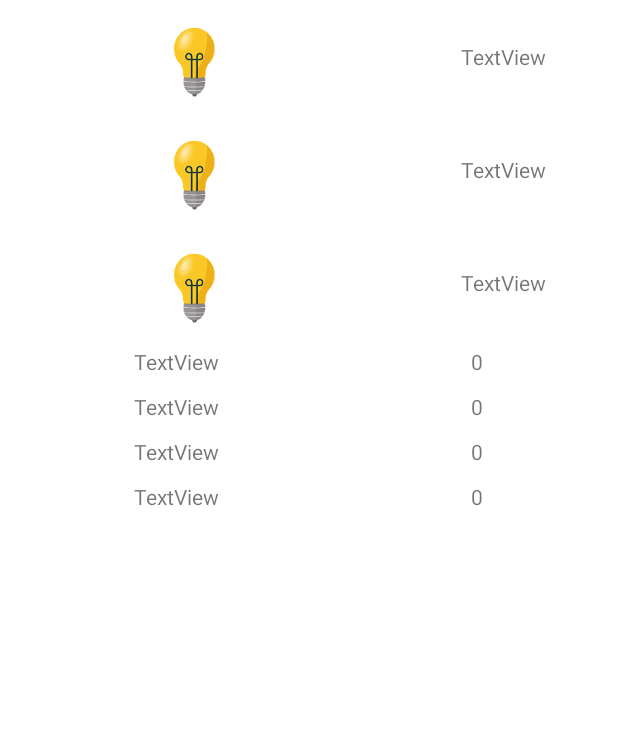
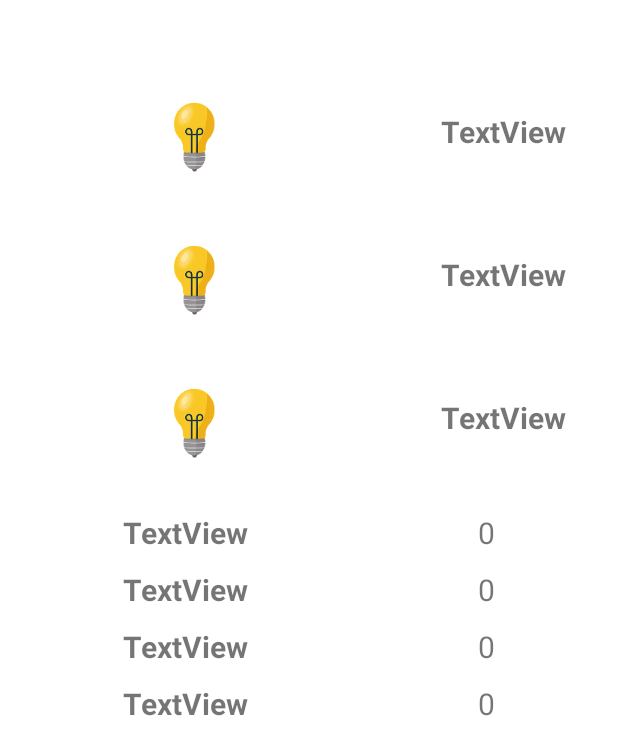
Before and after one commit to hoanguyennho35/display_luanvan, an Android app: the layout activity_main.xml on its own in the app's theme, with its tools: preview values and no code run, on a phone screen of 412 x 824 dp. Shown: the top 755 px of the screen. Run offline under Robolectric (Android 15) with nearby library versions, the phone set to English and light mode, and no system bars.

Commit message:
finish_display

```diff
--- a/app/src/main/AndroidManifest.xml
+++ b/app/src/main/AndroidManifest.xml
@@ -15,7 +15,9 @@
         tools:targetApi="31">
         <activity
             android:name=".MainActivity4"
-            android:exported="false" />
+            android:exported="false"
+            android:label="firebase"
+            />
         <activity
             android:name=".MainActivity3"
             android:exported="true"
--- a/app/src/main/java/com/example/firebase_29_09/MainActivity.java
+++ b/app/src/main/java/com/example/firebase_29_09/MainActivity.java
@@ -260,7 +260,7 @@ public class MainActivity extends AppCompatActivity {
             @Override
             public void onDataChange(@NonNull DataSnapshot snapshot) {
                 Integer cb1 = snapshot.getValue(Integer.class);
-                value[a].setText("cbien "+a+": " + cb1);
+                value[a].setText("" + cb1);
             }
 
             @Override
--- a/app/src/main/res/layout/activity_main.xml
+++ b/app/src/main/res/layout/activity_main.xml
@@ -1,16 +1,26 @@
 <?xml version="1.0" encoding="utf-8"?>
-<LinearLayout xmlns:android="http://schemas.android.com/apk/res/android"
+<androidx.constraintlayout.widget.ConstraintLayout xmlns:android="http://schemas.android.com/apk/res/android"
     xmlns:app="http://schemas.android.com/apk/res-auto"
     xmlns:tools="http://schemas.android.com/tools"
     android:layout_width="match_parent"
     android:layout_height="match_parent"
-    android:orientation="vertical"
-    tools:context=".MainActivity">
-
+    tools:context=".MainActivity"
+    >
     <LinearLayout
         android:layout_width="match_parent"
         android:layout_height="wrap_content"
-        android:orientation="horizontal">
+        android:orientation="vertical"
+        app:layout_constraintTop_toTopOf="parent"
+        app:layout_constraintLeft_toLeftOf="parent"
+        app:layout_constraintRight_toRightOf="parent"
+        android:layout_marginTop="50dp"
+        android:textSize="20dp"
+        >
+    <LinearLayout
+        android:layout_width="match_parent"
+        android:layout_height="wrap_content"
+        android:orientation="horizontal"
+        android:layout_marginBottom="20dp">
 
         <ImageView
             android:id="@+id/imageView"
@@ -23,13 +33,17 @@
             android:layout_width="match_parent"
             android:layout_height="match_parent"
             android:gravity="center"
-            android:text="TextView" />
+            android:text="TextView"
+            android:textSize="20dp"
+            android:textStyle="bold"
+            />
     </LinearLayout>
 
     <LinearLayout
         android:layout_width="match_parent"
         android:layout_height="wrap_content"
-        android:orientation="horizontal">
+        android:orientation="horizontal"
+        android:layout_marginBottom="20dp">
 
         <ImageView
             android:id="@+id/imageView1"
@@ -42,12 +56,15 @@
             android:layout_width="match_parent"
             android:layout_height="match_parent"
             android:gravity="center"
-            android:text="TextView" />
+            android:text="TextView"
+            android:textStyle="bold"
+            android:textSize="20dp"/>
     </LinearLayout>
     <LinearLayout
         android:layout_width="match_parent"
         android:layout_height="wrap_content"
-        android:orientation="horizontal">
+        android:orientation="horizontal"
+        android:layout_marginBottom="20dp">
 
         <ImageView
             android:id="@+id/imageView2"
@@ -60,13 +77,16 @@
             android:layout_width="match_parent"
             android:layout_height="match_parent"
             android:gravity="center"
-            android:text="TextView" />
+            android:text="TextView"
+            android:textStyle="bold"
+            android:textSize="20dp"/>
     </LinearLayout>
     <LinearLayout
         android:layout_width="match_parent"
         android:layout_height="wrap_content"
         android:orientation="horizontal"
         android:layout_margin="5dp"
+        android:layout_marginBottom="8dp"
         >
 
         <TextView
@@ -75,7 +95,10 @@
             android:layout_height="wrap_content"
             android:layout_weight="1"
             android:text="TextView"
-            android:gravity="center"/>
+            android:gravity="center"
+            android:textStyle="bold"
+            android:textSize="20dp"
+            />
 
         <TextView
             android:id="@+id/value0"
@@ -83,13 +106,15 @@
             android:layout_height="wrap_content"
             android:layout_weight="1"
             android:gravity="center"
-            android:text="0" />
+            android:text="0"
+            android:textSize="20dp"/>
     </LinearLayout>
     <LinearLayout
         android:layout_width="match_parent"
         android:layout_height="wrap_content"
         android:orientation="horizontal"
         android:layout_margin="5dp"
+        android:layout_marginBottom="8dp"
         >
 
         <TextView
@@ -98,7 +123,9 @@
             android:layout_height="wrap_content"
             android:layout_weight="1"
             android:text="TextView"
-            android:gravity="center"/>
+            android:gravity="center"
+            android:textStyle="bold"
+            android:textSize="20dp"/>
 
         <TextView
             android:id="@+id/value1"
@@ -106,13 +133,15 @@
             android:layout_height="wrap_content"
             android:layout_weight="1"
             android:gravity="center"
-            android:text="0" />
+            android:text="0"
+            android:textSize="20dp"/>
     </LinearLayout>
     <LinearLayout
         android:layout_width="match_parent"
         android:layout_height="wrap_content"
         android:orientation="horizontal"
         android:layout_margin="5dp"
+        android:layout_marginBottom="8dp"
         >
 
         <TextView
@@ -121,7 +150,9 @@
             android:layout_height="wrap_content"
             android:layout_weight="1"
             android:text="TextView"
-            android:gravity="center"/>
+            android:gravity="center"
+            android:textStyle="bold"
+            android:textSize="20dp"/>
 
         <TextView
             android:id="@+id/value2"
@@ -129,12 +160,14 @@
             android:layout_height="wrap_content"
             android:layout_weight="1"
             android:gravity="center"
-            android:text="0" />
+            android:text="0"
+            android:textSize="20dp"/>
     </LinearLayout>
     <LinearLayout
         android:layout_width="match_parent"
         android:layout_height="wrap_content"
         android:layout_margin="5dp"
+        android:layout_marginBottom="8dp"
         android:orientation="horizontal">
 
         <TextView
@@ -143,7 +176,9 @@
             android:layout_height="wrap_content"
             android:layout_weight="1"
             android:text="TextView"
-            android:gravity="center"/>
+            android:gravity="center"
+            android:textStyle="bold"
+            android:textSize="20dp"/>
 
         <TextView
             android:id="@+id/value3"
@@ -152,6 +187,8 @@
             android:layout_weight="1"
             android:text="0"
             android:gravity="center"
+            android:textSize="20dp"
             />
     </LinearLayout>
-</LinearLayout>
+    </LinearLayout>
+</androidx.constraintlayout.widget.ConstraintLayout>
```
Also changed, not shown: app/src/main/res/layout/activity_main2.xml (+6 -1 lines), app/src/main/res/layout/activity_main3.xml (+18 -6 lines), app/src/main/res/layout/activity_main4.xml (+27 -14 lines).
